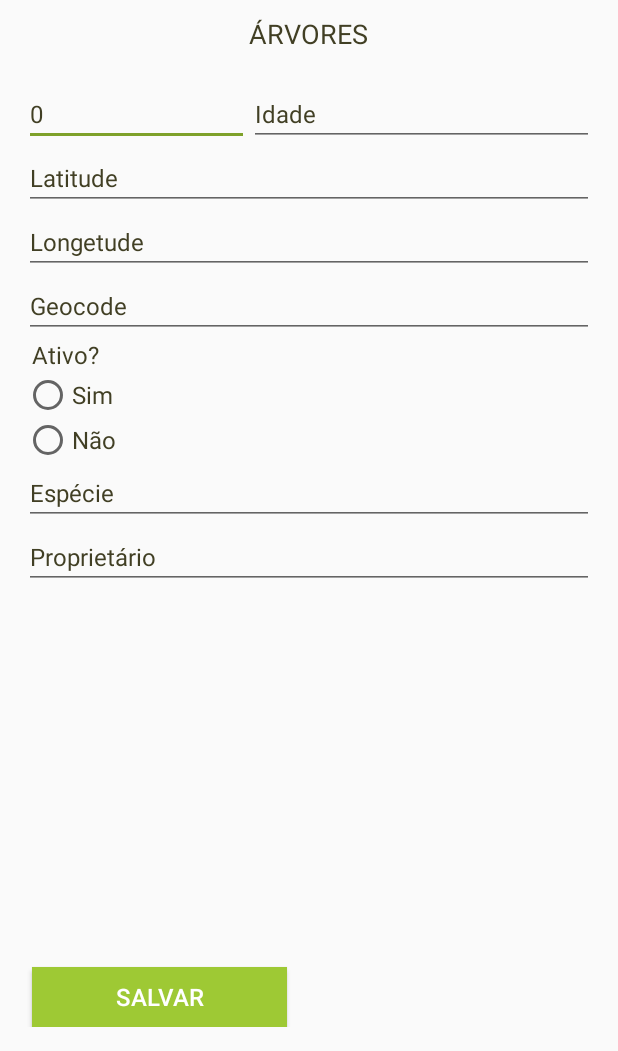
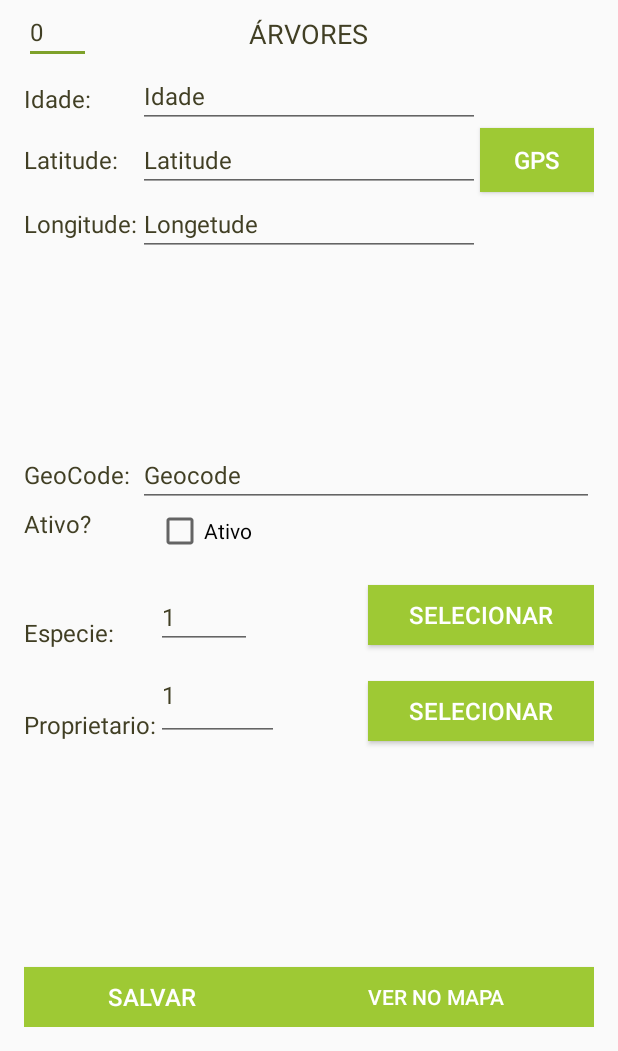
Before and after one commit to rfreitas2fisy/native_app, an Android app: the ArvoresForm screen opened directly, with no data from a screen before it, on a phone screen of 412 x 824 dp, the part 185-1236 px from its top. Run offline under Robolectric (Android 15) with nearby library versions, the phone set to English and light mode, and no system bars.

Commit message:
Gps, Arvores Maps, Update arvores

```diff
--- a/app/build.gradle
+++ b/app/build.gradle
@@ -25,4 +25,5 @@ dependencies {
     compile 'com.android.support:appcompat-v7:23.3.0'
     compile 'com.android.support:design:23.3.0'
     compile 'org.jbundle.util.osgi.wrapped:org.jbundle.util.osgi.wrapped.org.apache.http.client:4.1.2'
+    compile 'com.google.android.gms:play-services:8.4.0'
 }
--- a/app/src/main/res/layout/activity_arvores_form.xml
+++ b/app/src/main/res/layout/activity_arvores_form.xml
@@ -59,10 +59,12 @@
             android:textColorLink="#413F24"
             android:textColorHighlight="#413F24"
             android:textColor="#413F24"
-            android:layout_below="@+id/textView4"
+            android:text="0"
+            android:layout_below="@+id/imageView2"
             android:layout_alignParentLeft="true"
             android:layout_alignParentStart="true"
-            android:text="0" />
+            android:layout_alignRight="@+id/textView15"
+            android:layout_alignEnd="@+id/textView15" />
 
         <EditText
             android:layout_width="150dp"
@@ -74,10 +76,12 @@
             android:textColorLink="#413F24"
             android:textColorHighlight="#413F24"
             android:textColor="#413F24"
-            android:layout_below="@+id/textView4"
-            android:layout_toRightOf="@+id/id"
-            android:layout_alignParentRight="true"
-            android:layout_alignParentEnd="true" />
+            android:layout_below="@+id/id"
+            android:layout_alignRight="@+id/imageView2"
+            android:layout_alignEnd="@+id/imageView2"
+            android:inputType="number"
+            android:layout_alignLeft="@+id/imageView2"
+            android:layout_alignStart="@+id/imageView2" />
 
         <EditText
             android:layout_width="200dp"
@@ -90,10 +94,10 @@
             android:textColorHighlight="#413F24"
             android:textColor="#413F24"
             android:layout_below="@+id/idade"
-            android:layout_alignParentLeft="true"
-            android:layout_alignParentStart="true"
             android:layout_alignRight="@+id/idade"
-            android:layout_alignEnd="@+id/idade" />
+            android:layout_alignEnd="@+id/idade"
+            android:layout_alignLeft="@+id/imageView2"
+            android:layout_alignStart="@+id/imageView2" />
 
         <EditText
             android:layout_width="200dp"
@@ -106,13 +110,13 @@
             android:textColorHighlight="#413F24"
             android:textColor="#413F24"
             android:layout_below="@+id/latitude"
-            android:layout_alignParentLeft="true"
-            android:layout_alignParentStart="true"
-            android:layout_alignRight="@+id/idade"
-            android:layout_alignEnd="@+id/idade" />
+            android:layout_alignLeft="@+id/latitude"
+            android:layout_alignStart="@+id/latitude"
+            android:layout_alignRight="@+id/imageView2"
+            android:layout_alignEnd="@+id/imageView2" />
 
         <EditText
-            android:layout_width="200dp"
+            android:layout_width="wrap_content"
             android:layout_height="wrap_content"
             android:id="@+id/geocode"
             android:hint="Geocode"
@@ -121,43 +125,22 @@
             android:textColorLink="#413F24"
             android:textColorHighlight="#413F24"
             android:textColor="#413F24"
-            android:layout_below="@+id/logetude"
-            android:layout_alignParentLeft="true"
-            android:layout_alignParentStart="true"
-            android:layout_alignRight="@+id/idade"
-            android:layout_alignEnd="@+id/idade" />
+            android:layout_centerVertical="true"
+            android:layout_alignParentRight="true"
+            android:layout_alignParentEnd="true"
+            android:layout_alignLeft="@+id/logetude"
+            android:layout_alignStart="@+id/logetude" />
 
         <RadioGroup
             android:layout_width="match_parent"
             android:layout_height="60dp"
             android:id="@+id/status"
-            android:layout_below="@+id/textView5"
-            android:layout_alignParentLeft="true"
-            android:layout_alignParentStart="true">
+            android:layout_alignTop="@+id/textView5"
+            android:layout_toRightOf="@+id/textView5"
+            android:layout_toEndOf="@+id/textView5"
+            android:layout_above="@+id/especie_idespecie"
+            android:weightSum="1">
 
-            <RadioButton
-                android:layout_width="wrap_content"
-                android:layout_height="wrap_content"
-                android:text="Sim"
-                android:id="@+id/ativo_sim"
-                android:textSize="16dp"
-                android:textColor="#413F24"
-                android:textColorHighlight="#413F24"
-                android:textColorHint="#413F24"
-                android:textColorLink="#413F24"
-                android:checked="false" />
-
-            <RadioButton
-                android:layout_width="wrap_content"
-                android:layout_height="wrap_content"
-                android:text="Não"
-                android:id="@+id/ativo_nao"
-                android:textColor="#413F24"
-                android:textSize="16dp"
-                android:textColorHighlight="#413F24"
-                android:textColorHint="#413F24"
-                android:textColorLink="#413F24"
-                android:checked="false" />
         </RadioGroup>
 
         <TextView
@@ -170,24 +153,23 @@
             android:textColor="#413F24"
             android:layout_below="@+id/geocode"
             android:layout_alignParentLeft="true"
-            android:layout_alignParentStart="true"
-            android:layout_marginLeft="5dp" />
+            android:layout_alignParentStart="true" />
 
         <AutoCompleteTextView
             android:layout_width="wrap_content"
             android:layout_height="wrap_content"
             android:id="@+id/especie_idespecie"
-            android:layout_below="@+id/status"
             android:textColor="#413F24"
             android:textColorHighlight="#413F24"
             android:textColorHint="#413F24"
             android:textColorLink="#413F24"
             android:textSize="16dp"
             android:hint="Espécie"
-            android:layout_alignParentRight="true"
-            android:layout_alignParentEnd="true"
-            android:layout_alignParentLeft="true"
-            android:layout_alignParentStart="true" />
+            android:text="1"
+            android:layout_below="@+id/textView5"
+            android:layout_toRightOf="@+id/textView11"
+            android:layout_toEndOf="@+id/textView11"
+            android:layout_marginTop="30dp" />
 
         <AutoCompleteTextView
             android:layout_width="wrap_content"
@@ -199,11 +181,12 @@
             android:textColorLink="#413F24"
             android:textSize="16dp"
             android:hint="Proprietário"
+            android:text="1"
             android:layout_below="@+id/especie_idespecie"
-            android:layout_alignParentLeft="true"
-            android:layout_alignParentStart="true"
-            android:layout_alignRight="@+id/especie_idespecie"
-            android:layout_alignEnd="@+id/especie_idespecie" />
+            android:layout_alignRight="@+id/btn_salvar"
+            android:layout_alignEnd="@+id/btn_salvar"
+            android:layout_toRightOf="@+id/textView11"
+            android:layout_toEndOf="@+id/textView11" />
 
         <Button
             android:layout_width="170dp"
@@ -221,7 +204,159 @@
             android:longClickable="false"
             android:layout_alignParentBottom="true"
             android:layout_alignLeft="@+id/textView5"
-            android:layout_alignStart="@+id/textView5" />
+            android:layout_alignStart="@+id/textView5"
+            android:layout_alignParentStart="false" />
+
+        <Button
+            android:layout_width="170dp"
+            android:layout_height="40dp"
+            android:text="GPS"
+            android:id="@+id/bt_gps"
+            android:background="#9EC934"
+            android:textColor="#ffffff"
+            android:textColorHighlight="#ffffff"
+            android:textColorHint="#ffffff"
+            android:textColorLink="#ffffff"
+            android:textSize="16dp"
+            android:allowUndo="false"
+            android:clickable="false"
+            android:longClickable="false"
+            android:layout_below="@+id/idade"
+            android:layout_toEndOf="@+id/latitude"
+            android:layout_above="@+id/logetude" />
+
+        <TextView
+            android:layout_width="wrap_content"
+            android:layout_height="wrap_content"
+            android:text="Especie:"
+            android:id="@+id/textView10"
+            android:layout_gravity="center_horizontal"
+            android:textSize="16dp"
+            android:textColor="#413F24"
+            android:layout_alignBottom="@+id/especie_idespecie"
+            android:layout_alignParentLeft="true"
+            android:layout_alignParentStart="true" />
+
+        <TextView
+            android:layout_width="wrap_content"
+            android:layout_height="wrap_content"
+            android:text="Proprietario:"
+            android:id="@+id/textView11"
+            android:layout_gravity="center_horizontal"
+            android:textSize="16dp"
+            android:textColor="#413F24"
+            android:layout_alignBottom="@+id/proprietaro"
+            android:layout_alignParentLeft="true"
+            android:layout_alignParentStart="true" />
+
+        <TextView
+            android:layout_width="wrap_content"
+            android:layout_height="wrap_content"
+            android:text="Longitude:"
+            android:id="@+id/textView13"
+            android:layout_gravity="center_horizontal"
+            android:textSize="16dp"
+            android:textColor="#413F24"
+            android:layout_alignBaseline="@+id/logetude"
+            android:layout_alignBottom="@+id/logetude"
+            android:layout_alignParentLeft="true"
+            android:layout_alignParentStart="true" />
+
+        <TextView
+            android:layout_width="wrap_content"
+            android:layout_height="wrap_content"
+            android:text="Latitude:"
+            android:id="@+id/textView14"
+            android:layout_gravity="center_horizontal"
+            android:textSize="16dp"
+            android:textColor="#413F24"
+            android:layout_alignBaseline="@+id/latitude"
+            android:layout_alignBottom="@+id/latitude"
+            android:layout_alignParentLeft="true"
+            android:layout_alignParentStart="true" />
+
+        <TextView
+            android:layout_width="wrap_content"
+            android:layout_height="wrap_content"
+            android:text="Idade:"
+            android:id="@+id/textView15"
+            android:layout_gravity="center_horizontal"
+            android:textSize="16dp"
+            android:textColor="#413F24"
+            android:layout_below="@+id/textView4"
+            android:layout_alignParentLeft="true"
+            android:layout_alignParentStart="true" />
+
+        <Button
+            android:layout_width="170dp"
+            android:layout_height="40dp"
+            android:text="Selecionar"
+            android:id="@+id/bt_selecionar_especie"
+            android:background="#9EC934"
+            android:textColor="#ffffff"
+            android:textColorHighlight="#ffffff"
+            android:textColorHint="#ffffff"
+            android:textColorLink="#ffffff"
+            android:textSize="16dp"
+            android:allowUndo="false"
+            android:clickable="false"
+            android:longClickable="false"
+            android:layout_alignTop="@+id/especie_idespecie"
+            android:layout_toRightOf="@+id/textView4" />
+
+        <Button
+            android:layout_width="170dp"
+            android:layout_height="40dp"
+            android:text="Selecionar"
+            android:id="@+id/button6"
+            android:background="#9EC934"
+            android:textColor="#ffffff"
+            android:textColorHighlight="#ffffff"
+            android:textColorHint="#ffffff"
+            android:textColorLink="#ffffff"
+            android:textSize="16dp"
+            android:allowUndo="false"
+            android:clickable="false"
+            android:longClickable="false"
+            android:layout_alignBottom="@+id/textView11"
+            android:layout_alignParentRight="true"
+            android:layout_alignParentEnd="true"
+            android:layout_toRightOf="@+id/textView4"
+            android:layout_toEndOf="@+id/textView4" />
+
+        <CheckBox
+            android:layout_width="wrap_content"
+            android:layout_height="wrap_content"
+            android:text="Ativo"
+            android:id="@+id/cb_ativo"
+            android:layout_below="@+id/geocode"
+            android:layout_alignLeft="@+id/especie_idespecie"
+            android:layout_alignStart="@+id/especie_idespecie"
+            android:checked="false" />
+
+        <TextView
+            android:layout_width="wrap_content"
+            android:layout_height="wrap_content"
+            android:text="GeoCode:"
+            android:id="@+id/textView12"
+            android:layout_gravity="center_horizontal"
+            android:textSize="16dp"
+            android:textColor="#413F24"
+            android:layout_centerVertical="true"
+            android:layout_alignParentLeft="true"
+            android:layout_alignParentStart="true" />
+
+        <Button
+            android:layout_width="wrap_content"
+            android:layout_height="wrap_content"
+            android:text="Ver no mapa"
+            android:id="@+id/bt_ver_mapa"
+            android:layout_alignTop="@+id/btn_salvar"
+            android:layout_toRightOf="@+id/btn_salvar"
+            android:layout_alignParentRight="true"
+            android:layout_alignParentEnd="true"
+            android:textColor="#ffffff"
+            android:background="#9EC934" />
 
     </RelativeLayout>
 </RelativeLayout>
--- a/app/src/main/res/values/strings.xml
+++ b/app/src/main/res/values/strings.xml
@@ -106,4 +106,5 @@
     </string>
     <string name="action_settings">Settings</string>
     <string name="bt_salvar_arvore">Salvar Arvore</string>
+    <string name="title_activity_maps">Map</string>
 </resources>
```
Also changed, not shown: app/src/debug/res/values/google_maps_api.xml (added, +21 -0 lines), app/src/main/AndroidManifest.xml (+20 -0 lines), app/src/main/java/com/example/tiago/anative/Controle/Interpretador.java (+7 -5 lines), app/src/main/java/com/example/tiago/anative/Form/ArvoresForm.java (+195 -21 lines), app/src/main/java/com/example/tiago/anative/List/ArvoresList.java (+83 -12 lines), app/src/main/java/com/example/tiago/anative/MapsActivity.java (added, +72 -0 lines), app/src/main/res/layout/activity_arvores_list.xml (+16 -4 lines), app/src/main/res/layout/activity_maps.xml (added, +8 -0 lines), 1 other file.
